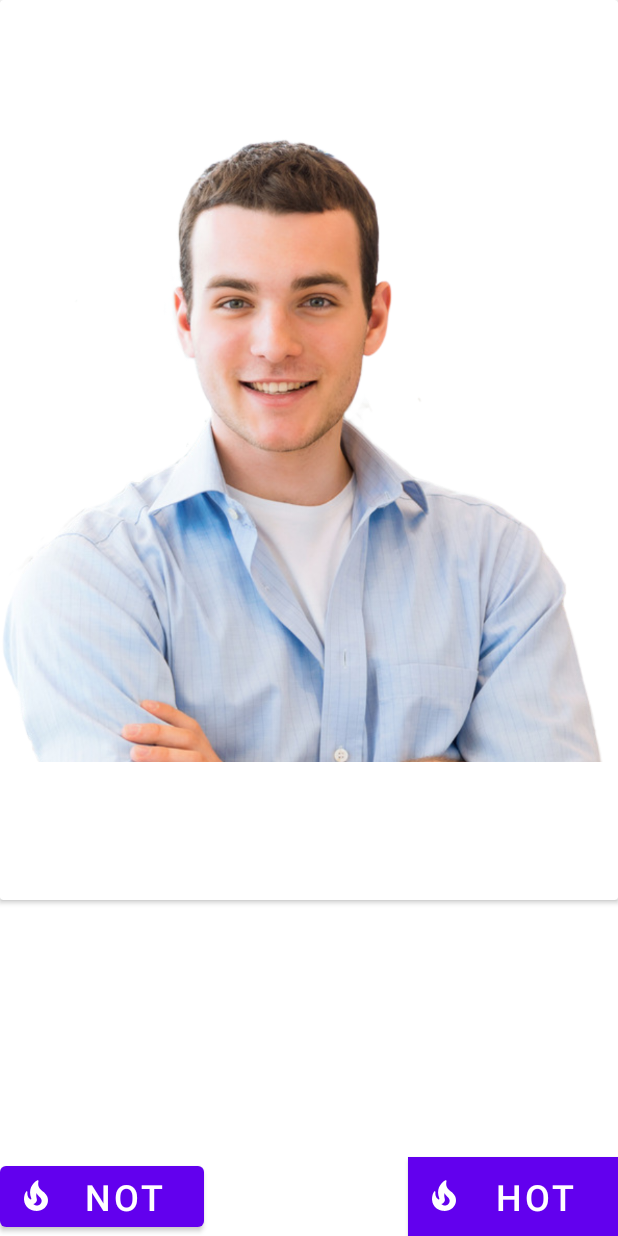
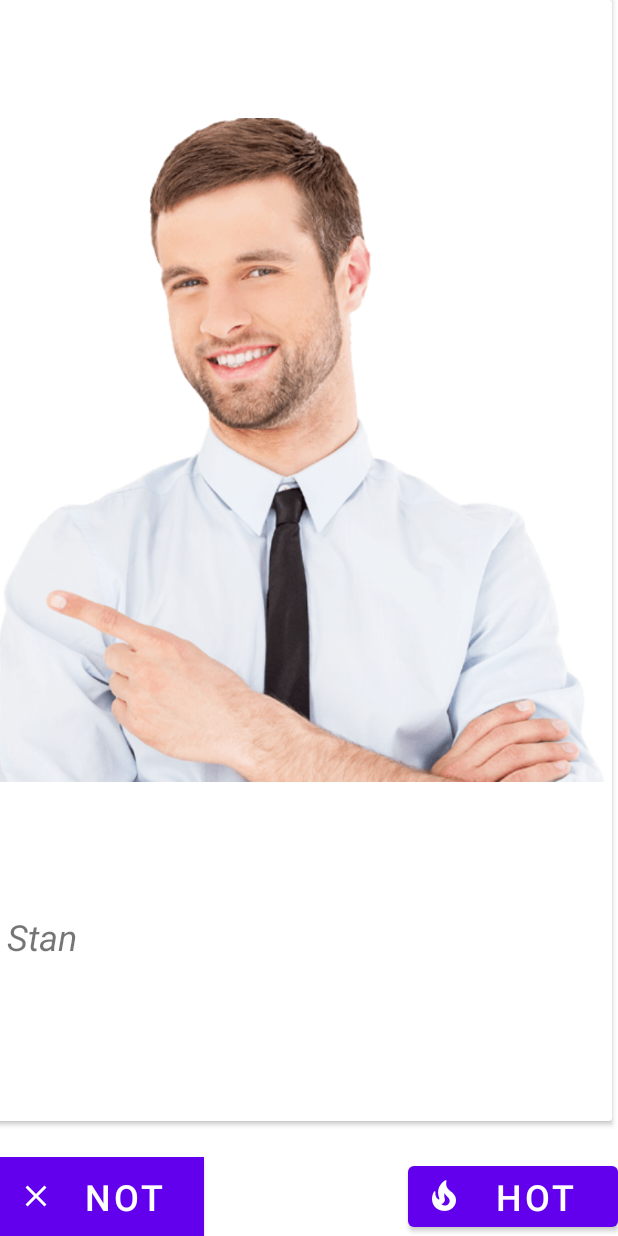
Before and after one commit to alexandar004/HotOrNot, an Android app: the layout fragment_main_screen.xml on its own in the app's theme, with its tools: preview values and no code run, on a phone screen of 412 x 824 dp. Run offline under Robolectric (Android 15) with nearby library versions, the phone set to English and light mode, and no system bars.

Commit message:
add new function - change friend

```diff
--- /dev/null
+++ b/HotOrNot/app/src/main/res/drawable/ic_baseline_close_24.xml
@@ -0,0 +1,5 @@
+<vector android:height="24dp" android:tint="#FFFFFF"
+    android:viewportHeight="24" android:viewportWidth="24"
+    android:width="24dp" xmlns:android="http://schemas.android.com/apk/res/android">
+    <path android:fillColor="@android:color/white" android:pathData="M19,6.41L17.59,5 12,10.59 6.41,5 5,6.41 10.59,12 5,17.59 6.41,19 12,13.41 17.59,19 19,17.59 13.41,12z"/>
+</vector>
--- a/HotOrNot/app/src/main/res/layout/fragment_main_screen.xml
+++ b/HotOrNot/app/src/main/res/layout/fragment_main_screen.xml
@@ -1,9 +1,9 @@
 <?xml version="1.0" encoding="utf-8"?>
-<layout>
+<layout xmlns:android="http://schemas.android.com/apk/res/android"
+    xmlns:app="http://schemas.android.com/apk/res-auto"
+    xmlns:tools="http://schemas.android.com/tools">
 
-    <androidx.constraintlayout.widget.ConstraintLayout xmlns:android="http://schemas.android.com/apk/res/android"
-        xmlns:app="http://schemas.android.com/apk/res-auto"
-        xmlns:tools="http://schemas.android.com/tools"
+    <androidx.constraintlayout.widget.ConstraintLayout
         android:layout_width="match_parent"
         android:layout_height="match_parent"
         tools:context=".MainScreenFragment">
@@ -11,23 +11,40 @@
         <androidx.cardview.widget.CardView
             android:layout_width="wrap_content"
             android:layout_height="@dimen/no_dimens"
+            android:layout_marginEnd="@dimen/small_margin"
             android:layout_marginBottom="@dimen/medium_margin"
             android:background="@color/gray"
+            app:layout_constraintBottom_toBottomOf="parent"
+            app:layout_constraintBottom_toTopOf="@+id/btnHot"
             app:layout_constraintLeft_toLeftOf="parent"
             app:layout_constraintRight_toRightOf="parent"
             app:layout_constraintTop_toTopOf="parent">
+
+            <androidx.constraintlayout.widget.ConstraintLayout
+                android:layout_width="match_parent"
+                android:layout_height="match_parent">
 
                 <ImageView
                     android:id="@+id/imgFriend"
                     android:layout_width="wrap_content"
                     android:layout_height="wrap_content"
-                android:layout_margin="@dimen/no_dimens"
-                android:src="@drawable/first_people" />
+                    android:layout_marginEnd="@dimen/small_margin"
+                    android:src="@drawable/stan"
+                    app:layout_constraintLeft_toLeftOf="parent"
+                    app:layout_constraintRight_toRightOf="parent"
+                    app:layout_constraintTop_toTopOf="parent" />
 
                 <TextView
                     android:id="@+id/friendName"
                     android:layout_width="wrap_content"
-                android:layout_height="wrap_content" />
+                    android:layout_margin="@dimen/small_margin"
+                    android:layout_height="wrap_content"
+                    android:text="@string/stan"
+                    android:textStyle="italic"
+                    android:textSize="@dimen/large_text_size"
+                    app:layout_constraintLeft_toLeftOf="parent"
+                    app:layout_constraintTop_toBottomOf="@+id/imgFriend" />
+            </androidx.constraintlayout.widget.ConstraintLayout>
 
         </androidx.cardview.widget.CardView>
 
@@ -38,6 +55,7 @@
             android:orientation="vertical"
             app:layout_constraintGuide_percent="@integer/guidelineStart" />
 
+
         <androidx.constraintlayout.widget.Guideline
             android:id="@+id/guideline2"
             android:layout_width="wrap_content"
@@ -46,24 +64,26 @@
             app:layout_constraintGuide_percent="@integer/guidelineEnd" />
 
         <Button
+            android:id="@+id/btnNot"
             style="@style/Widget.MaterialComponents.Button.Icon"
             android:layout_width="@dimen/no_dimens"
             android:layout_height="wrap_content"
             android:layout_marginBottom="@dimen/no_dimens"
+            android:background="@color/red"
             android:text="@string/not"
             android:textSize="@dimen/large_text_size"
-            app:icon="@drawable/ic_baseline_local_fire_department_24"
+            app:icon="@drawable/ic_baseline_close_24"
             app:layout_constraintBottom_toBottomOf="parent"
             app:layout_constraintLeft_toLeftOf="parent"
 
             app:layout_constraintRight_toLeftOf="@+id/guideline" />
 
         <Button
+            android:id="@+id/btnHot"
             style="@style/Widget.MaterialComponents.Button.Icon"
             android:layout_width="@dimen/no_dimens"
             android:layout_height="wrap_content"
             android:layout_marginBottom="@dimen/no_dimens"
-            android:background="@color/red"
             android:text="@string/hot"
             android:textSize="@dimen/large_text_size"
             app:icon="@drawable/ic_baseline_local_fire_department_24"
--- a/HotOrNot/app/src/main/res/layout/fragment_splash_screen.xml
+++ b/HotOrNot/app/src/main/res/layout/fragment_splash_screen.xml
@@ -11,7 +11,7 @@
         android:id="@+id/imgAndroidLogo"
         android:layout_width="wrap_content"
         android:layout_height="wrap_content"
-        android:src="@drawable/app_logo"
+        android:src="@drawable/app_hot_logo"
         app:layout_constraintBottom_toTopOf="@id/imgAndroidLogo"
         app:layout_constraintEnd_toEndOf="parent"
         app:layout_constraintStart_toStartOf="parent"
--- a/HotOrNot/app/src/main/res/mipmap-anydpi-v26/ic_launcher.xml
+++ b/HotOrNot/app/src/main/res/mipmap-anydpi-v26/ic_launcher.xml
@@ -1,5 +1,4 @@
 <?xml version="1.0" encoding="utf-8"?>
 <adaptive-icon xmlns:android="http://schemas.android.com/apk/res/android">
     <background android:drawable="@drawable/ic_launcher_background" />
-    <foreground android:drawable="@drawable/ic_launcher_foreground" />
 </adaptive-icon>
--- a/HotOrNot/app/src/main/res/mipmap-anydpi-v26/ic_launcher_round.xml
+++ b/HotOrNot/app/src/main/res/mipmap-anydpi-v26/ic_launcher_round.xml
@@ -1,5 +1,4 @@
 <?xml version="1.0" encoding="utf-8"?>
 <adaptive-icon xmlns:android="http://schemas.android.com/apk/res/android">
     <background android:drawable="@drawable/ic_launcher_background" />
-    <foreground android:drawable="@drawable/ic_launcher_foreground" />
 </adaptive-icon>
--- a/HotOrNot/app/src/main/res/values/strings.xml
+++ b/HotOrNot/app/src/main/res/values/strings.xml
@@ -3,4 +3,5 @@
     <string name="logoText">Ｏ(≧▽≦)Ｏ</string>
     <string name="hot">Hot</string>
     <string name="not">Not</string>
+    <string name="stan">Stan</string>
 </resources>
```
Also changed, not shown: HotOrNot/app/build.gradle (+6 -3 lines), HotOrNot/app/src/main/java/com/example/hotornot/FindNewFriendAdapter.kt (deleted, +0 -45 lines), HotOrNot/app/src/main/java/com/example/hotornot/FriendGenerator.kt (+8 -10 lines), HotOrNot/app/src/main/java/com/example/hotornot/MainScreenFragment.kt (+48 -2 lines), HotOrNot/app/src/main/res/drawable-v24/ic_launcher_foreground.xml (deleted, +0 -30 lines), HotOrNot/app/src/main/res/drawable-v24/app_logo.png (deleted), HotOrNot/app/src/main/res/drawable/app_hot_logo.png (added), HotOrNot/app/src/main/res/drawable/georgi.png (renamed from HotOrNot/app/src/main/res/drawable/first_people.png), HotOrNot/app/src/main/res/drawable/hot_logo.png (added), HotOrNot/app/src/main/res/drawable/nikola.png (added), HotOrNot/app/src/main/res/drawable/second_people.jpeg (deleted), HotOrNot/app/src/main/res/drawable/stan.png (added), HotOrNot/app/src/main/res/drawable/third_people.jpg (deleted). Lines whose indentation alone changed are shown as unchanged.
